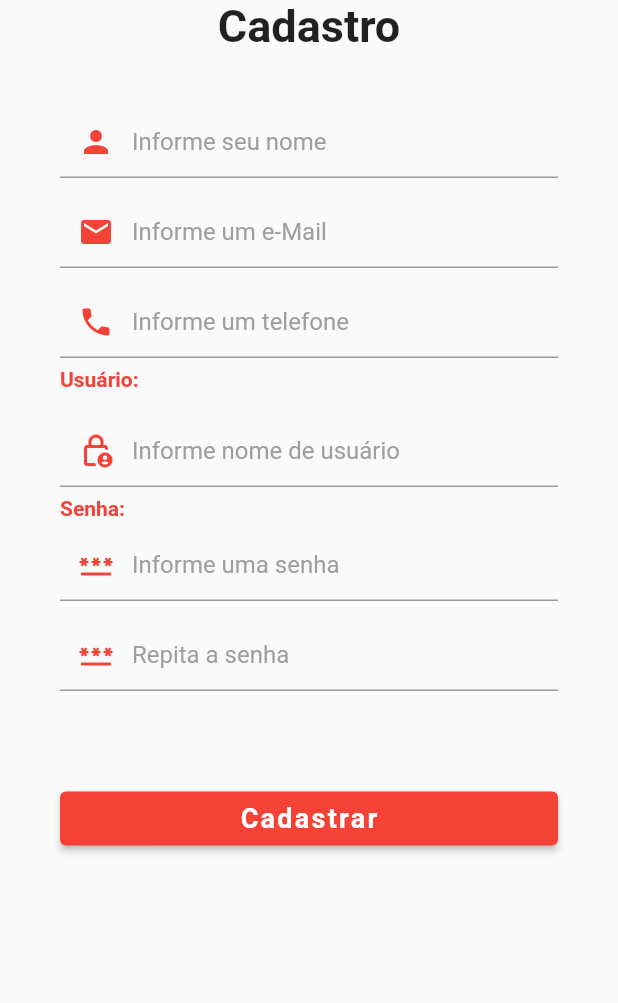
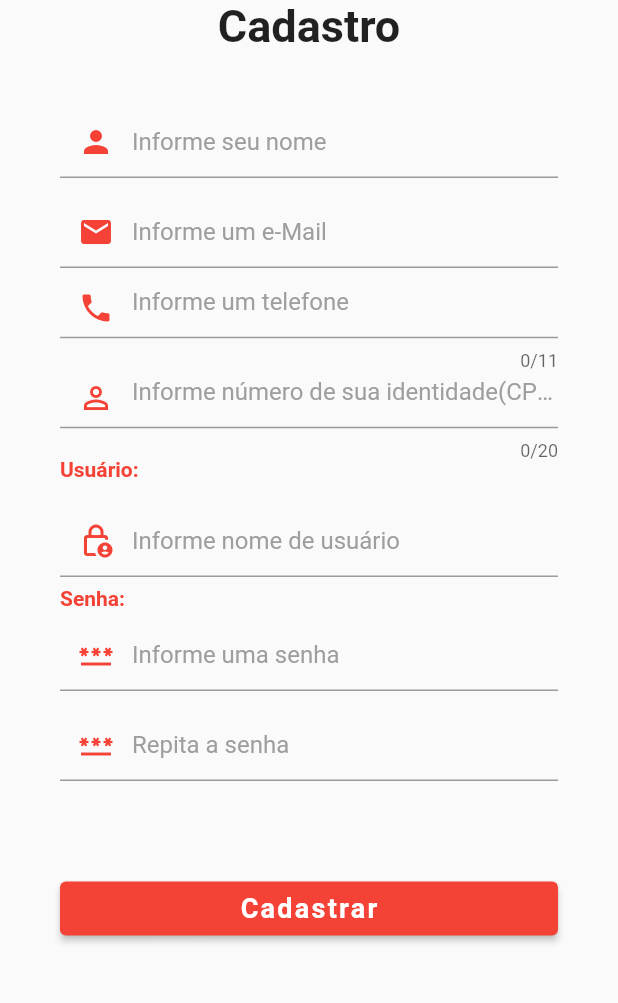
Before and after one commit to dataprol/Monibus, a Flutter app: the screen it shows after launch, after a tap on "Cadastrar-se.", on a phone screen of 412 x 824 dp, the part 212-1215 px from its top. Run offline on Flutter 3.47's test engine with Material 2 defaults, Android fonts, the phone set to English and light mode, and no system bars; our stand-ins replace another_flushbar, dio, flutter_slidable, multiple_result, shared_preferences, sqflite and 1 more; accounts and stored records are empty; Roboto replaces fonts that are missing (OpenSans).

```diff
--- a/lib/view/cadastrarPessoa.dart
+++ b/lib/view/cadastrarPessoa.dart
@@ -2,15 +2,18 @@ import 'package:another_flushbar/flushbar.dart';
 import 'package:flutter/foundation.dart';
 import 'package:flutter/material.dart';
 import 'package:flutter/services.dart';
-import 'package:monibus/service/pessoaService.dart';
 import 'package:multiple_result/multiple_result.dart';
 import '../constantes.dart';
 import 'package:string_validator/string_validator.dart' as validador;
 
 import '../model/PessoaModel.dart';
-import '../service/pessoaService.dart';
+import '../service/pessoasService.dart';
+import '../service/usuariosService.dart';
 
 class CadastrarPessoa extends StatefulWidget {
+  final String pessoaComoUmUsuario;
+
+  const CadastrarPessoa({super.key, required this.pessoaComoUmUsuario});
   @override
   _CadastrarPessoaState createState() => _CadastrarPessoaState();
 }
@@ -21,7 +24,8 @@ class _CadastrarPessoaState extends State<CadastrarPessoa> {
       _cSenha2,
       _cNome,
       _cEmail,
-      _cTelefone;
+      _cTelefone,
+      _cIdentidade;
 
   @override
   void initState() {
@@ -32,6 +36,7 @@ class _CadastrarPessoaState extends State<CadastrarPessoa> {
     _cNome = TextEditingController();
     _cEmail = TextEditingController();
     _cTelefone = TextEditingController();
+    _cIdentidade = TextEditingController();
   }
 
   @override
@@ -42,6 +47,7 @@ class _CadastrarPessoaState extends State<CadastrarPessoa> {
     _cNome.dispose();
     _cEmail.dispose();
     _cTelefone.dispose();
+    _cIdentidade.dispose();
     super.dispose();
   }
 
@@ -111,6 +117,7 @@ class _CadastrarPessoaState extends State<CadastrarPessoa> {
           child: TextField(
             controller: _cTelefone,
             keyboardType: TextInputType.phone,
+            maxLength: 11,
             style: TextStyle(
               fontFamily: 'OpenSans',
             ),
@@ -121,6 +128,35 @@ class _CadastrarPessoaState extends State<CadastrarPessoa> {
                 color: Colors.red,
               ),
               hintText: 'Informe um telefone',
+              hintStyle: kDicaEstilo_1,
+            ),
+          ),
+        ),
+      ],
+    );
+  }
+
+  Widget _bldIdentidade() {
+    return Column(
+      crossAxisAlignment: CrossAxisAlignment.start,
+      children: <Widget>[
+        Container(
+          alignment: Alignment.centerLeft,
+          height: 60.0,
+          child: TextField(
+            controller: _cIdentidade,
+            keyboardType: TextInputType.number,
+            maxLength: 20,
+            style: TextStyle(
+              fontFamily: 'OpenSans',
+            ),
+            decoration: InputDecoration(
+              contentPadding: EdgeInsets.only(top: 14.0),
+              prefixIcon: Icon(
+                Icons.perm_identity,
+                color: Colors.red,
+              ),
+              hintText: 'Informe número de sua identidade(CPF)',
               hintStyle: kDicaEstilo_1,
             ),
           ),
@@ -215,7 +251,7 @@ class _CadastrarPessoaState extends State<CadastrarPessoa> {
     );
   }
 
-  Widget _bldCadastrarBtn() {
+  Widget _bldCadastrarBtn(context) {
     return Container(
       padding: EdgeInsets.symmetric(vertical: 25.0),
       width: double.infinity,
@@ -224,8 +260,8 @@ class _CadastrarPessoaState extends State<CadastrarPessoa> {
           var lValido = bldValidacao();
           if (lValido) {
             // cadastrar usuário e retornar à tela de login
-            bldFinalizaCadastro(context);
-            //Navigator.pop(context);
+            bldFinalizaCadastro(context, widget.pessoaComoUmUsuario);
+            //.then((value) => Navigator.pop(context));
           }
         },
         style: ElevatedButton.styleFrom(backgroundColor: Colors.red),
@@ -287,12 +323,13 @@ class _CadastrarPessoaState extends State<CadastrarPessoa> {
                       _bldNome(),
                       _bldEmail(),
                       _bldTelefone(),
+                      _bldIdentidade(),
                       _bldUsuario(),
                       _bldSenha(),
                       SizedBox(
                         height: 30.0,
                       ),
-                      _bldCadastrarBtn(),
+                      _bldCadastrarBtn(context),
                     ],
                   ),
                 ),
@@ -333,6 +370,15 @@ class _CadastrarPessoaState extends State<CadastrarPessoa> {
         duration: const Duration(seconds: 5),
       ).show(context);
       lValido = false;
+    } else if (_cIdentidade.text.isEmpty ||
+        _cIdentidade.text.length < 11 ||
+        !validador.isNumeric(_cIdentidade.text)) {
+      Flushbar(
+        title: 'Identidade inválida!',
+        message: 'Informe, corretamente, a identidade!',
+        duration: const Duration(seconds: 5),
+      ).show(context);
+      lValido = false;
     } else if (_cUsuario.text.isEmpty ||
         _cUsuario.text.length < 4 ||
         validador.isNumeric(_cUsuario.text)) {
@@ -366,15 +412,33 @@ class _CadastrarPessoaState extends State<CadastrarPessoa> {
     return lValido;
   }
 
-  Future<Result> bldFinalizaCadastro(context) async {
-    final resultado = await PessoasService.inserirPessoa(
+  Future<Result> bldFinalizaCadastro(context, pessoaComoUmUsuario) async {
+    var resultado;
+    // Se o cadastro é de um usuário, acessar endpoint usuarios
+    if (pessoaComoUmUsuario == 'usuário') {
+      resultado = await UsuariosService.inserirUsuario(
           pessoa: Pessoa(
               idPessoa: 0,
               nomePessoa: _cNome.text,
               emailPessoa: _cEmail.text,
               telefone1Pessoa: _cTelefone.text,
+              identidadePessoa: _cIdentidade.text,
               usuarioPessoa: _cUsuario.text,
               senhaPessoa: _cSenha.text));
+    }
+    // Se o cadastro é de uma pesssoa, acessar endpoint pessoas
+    if (pessoaComoUmUsuario == '') {
+      resultado = await PessoasService.inserirPessoa(
+          pessoa: Pessoa(
+              idPessoa: 0,
+              nomePessoa: _cNome.text,
+              emailPessoa: _cEmail.text,
+              telefone1Pessoa: _cTelefone.text,
+              identidadePessoa: _cIdentidade.text,
+              usuarioPessoa: _cUsuario.text,
+              senhaPessoa: _cSenha.text));
+    }
+
     if (resultado.isError()) {
       Flushbar(
         title: 'Falha na inserção!',
--- a/lib/view/login.dart
+++ b/lib/view/login.dart
@@ -147,7 +147,11 @@ class _TelaLoginState extends State<TelaLogin> {
     return GestureDetector(
       onTap: () => {
         Navigator.push(
-            context, MaterialPageRoute(builder: (context) => CadastrarPessoa()))
+            context,
+            MaterialPageRoute(
+                builder: (context) => CadastrarPessoa(
+                      pessoaComoUmUsuario: 'usuário',
+                    )))
       },
       child: const Text(
         'Cadastrar-se.',
```
Also changed, not shown: lib/service/usuariosService.dart (added, +18 -0 lines), lib/view/recuperarLogin.dart (+6 -2 lines), lib/service/pessoasService.dart (renamed from lib/service/pessoaService.dart). Lines whose indentation alone changed are shown as unchanged.
